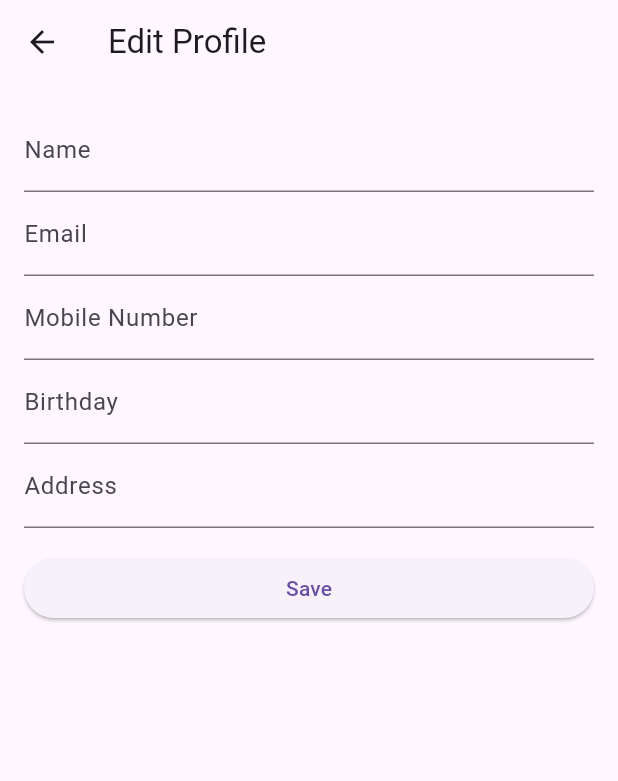
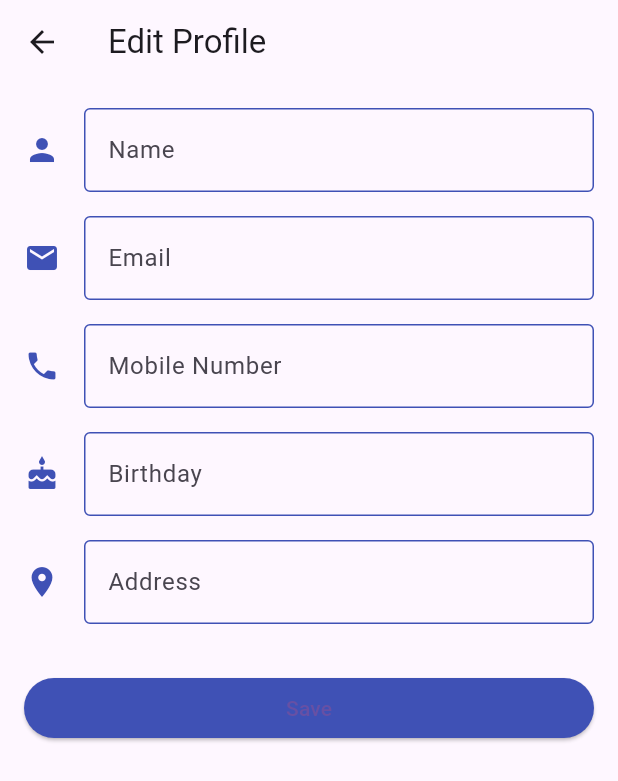
Before and after one commit to Ashik5/drivex, a Flutter app: the HomePage screen opened directly, after a tap on "EDIT PROFILE", on a phone screen of 412 x 824 dp. Shown: the top 781 px of the screen. Run offline on Flutter 3.47's test engine with Material 3 defaults, Android fonts, the phone set to English and light mode, and no system bars; our stand-ins replace firebase_auth, firebase_core, flutter_svg, google_fonts; accounts and stored records are empty; statements that could not run were skipped.

Commit message:
profile management new

```diff
--- a/lib/profile_management.dart
+++ b/lib/profile_management.dart
@@ -5,32 +5,22 @@ void main() {
 }
 
 class ProfileManagement extends StatelessWidget {
-  const ProfileManagement({super.key});
+  const ProfileManagement({Key? key});
 
   @override
   Widget build(BuildContext context) {
-    return const MaterialApp(
-      home: HomePage(),
-    );
-  }
-}
-
-// ... (rest of the code remains the same)
-
-
-class MyApp extends StatelessWidget {
-  const MyApp({super.key});
-
-  @override
-  Widget build(BuildContext context) {
-    return const MaterialApp(
+    return MaterialApp(
+      theme: ThemeData(
+        primaryColor: Colors.indigo,
+        fontFamily: 'Montserrat',
+      ),
       home: HomePage(),
     );
   }
 }
 
 class HomePage extends StatelessWidget {
-  const HomePage({super.key});
+  const HomePage({Key? key});
 
   @override
   Widget build(BuildContext context) {
@@ -42,22 +32,22 @@ class HomePage extends StatelessWidget {
         mainAxisAlignment: MainAxisAlignment.center,
         crossAxisAlignment: CrossAxisAlignment.stretch,
         children: [
-          CustomButton("EDIT PROFILE", () {
+          CustomButton("EDIT PROFILE", Icons.edit, () {
             Navigator.push(
               context,
               MaterialPageRoute(builder: (context) => const EditProfilePage()),
             );
           }),
-          CustomButton("SETTINGS", () {
+          CustomButton("SETTINGS", Icons.settings, () {
             // Add settings functionality here
           }),
-          CustomButton("BILLING DETAILS", () {
+          CustomButton("BILLING DETAILS", Icons.credit_card, () {
             // Add billing details functionality here
           }),
-          CustomButton("INFORMATION", () {
+          CustomButton("INFORMATION", Icons.info, () {
             // Add information functionality here
           }),
-          CustomButton("LOG OUT", () {
+          CustomButton("LOG OUT", Icons.logout, () {
             // Add log out functionality here
           }),
         ],
@@ -67,7 +57,7 @@ class HomePage extends StatelessWidget {
 }
 
 class EditProfilePage extends StatefulWidget {
-  const EditProfilePage({super.key});
+  const EditProfilePage({Key? key});
 
   @override
   _EditProfilePageState createState() => _EditProfilePageState();
@@ -91,35 +81,42 @@ class _EditProfilePageState extends State<EditProfilePage> {
         child: Column(
           crossAxisAlignment: CrossAxisAlignment.stretch,
           children: [
-            TextField(
-              controller: nameController,
-              decoration: const InputDecoration(labelText: 'Name'),
-            ),
-            TextField(
-              controller: emailController,
-              decoration: const InputDecoration(labelText: 'Email'),
-            ),
-            TextField(
-              controller: mobileController,
-              decoration: const InputDecoration(labelText: 'Mobile Number'),
-            ),
-            TextField(
-              controller: birthdayController,
-              decoration: const InputDecoration(labelText: 'Birthday'),
-            ),
-            TextField(
-              controller: addressController,
-              decoration: const InputDecoration(labelText: 'Address'),
-            ),
+            _buildTextField("Name", Icons.person, nameController),
+            _buildTextField("Email", Icons.email, emailController),
+            _buildTextField("Mobile Number", Icons.phone, mobileController),
+            _buildTextField("Birthday", Icons.cake, birthdayController),
+            _buildTextField("Address", Icons.location_on, addressController),
             const SizedBox(height: 16.0),
             ElevatedButton(
               onPressed: () {
                 // Add logic to save user data here
                 Navigator.pop(context); // Go back to the home page
               },
+              style: ElevatedButton.styleFrom(
+                primary: Colors.indigo, // Set the desired color directly
+              ),
               child: const Text('Save'),
             ),
           ],
+        ),
+      ),
+    );
+  }
+
+  Widget _buildTextField(String labelText, IconData icon, TextEditingController controller) {
+    return Container(
+      margin: const EdgeInsets.only(bottom: 16.0),
+      child: TextField(
+        controller: controller,
+        decoration: InputDecoration(
+          labelText: labelText,
+          icon: Icon(icon, color: Colors.indigo), // Set the desired color directly
+          focusedBorder: OutlineInputBorder(
+            borderSide: BorderSide(color: Colors.indigo),
+          ),
+          enabledBorder: OutlineInputBorder(
+            borderSide: BorderSide(color: Colors.indigo),
+          ),
         ),
       ),
     );
@@ -128,17 +125,23 @@ class _EditProfilePageState extends State<EditProfilePage> {
 
 class CustomButton extends StatelessWidget {
   final String title;
+  final IconData icon;
   final VoidCallback onPressed;
 
-  CustomButton(this.title, this.onPressed, {super.key});
+  const CustomButton(this.title, this.icon, this.onPressed, {Key? key})
+      : super(key: key);
 
   @override
   Widget build(BuildContext context) {
     return Padding(
       padding: const EdgeInsets.all(8.0),
-      child: ElevatedButton(
+      child: ElevatedButton.icon(
         onPressed: onPressed,
-        child: Text(title),
+        icon: Icon(icon),
+        label: Text(title),
+        style: ElevatedButton.styleFrom(
+          primary: Colors.indigo, // Set the desired color directly
+        ),
       ),
     );
   }
```
